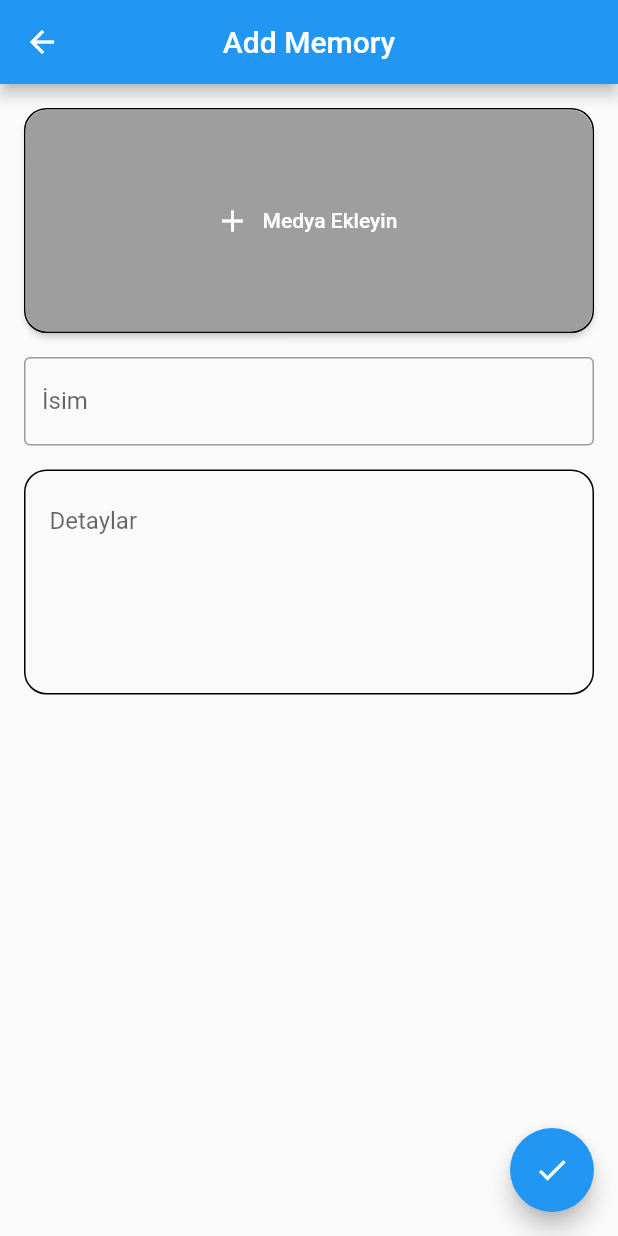
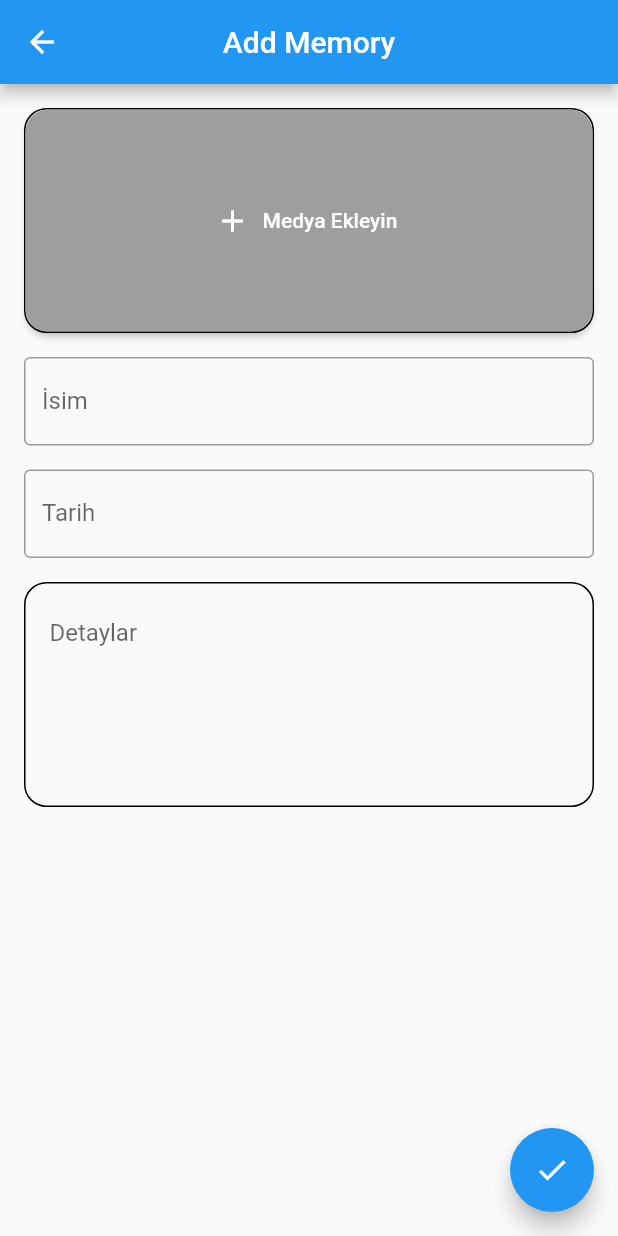
Before and after one commit to AhmetRecaiElcan/memoriesapp, a Flutter app: the MemoryPage screen opened directly, after a tap on the "check" icon, on a phone screen of 412 x 824 dp. Run offline on Flutter 3.47's test engine with Material 2 defaults, Android fonts, the phone set to English and light mode, and no system bars; our stand-ins replace image_picker, video_player; missing offline and left inert: video_thumbnail.

Commit message:
13.11.2023

```diff
--- a/lib/main.dart
+++ b/lib/main.dart
@@ -1,5 +1,4 @@
 import 'dart:io';
-import 'dart:math';
 
 import 'package:flutter/material.dart';
 import 'package:image_picker/image_picker.dart';
@@ -9,10 +8,11 @@ import 'package:video_thumbnail/video_thumbnail.dart';
 
 class Memory {
   String? name;
-  String? thumbnail; // Yeni eklenen thumbnail özelliği
+  String? thumbnail;
   String? details;
+  String? date; // Tarih kutucuğu
 
-  Memory({this.name, this.thumbnail, this.details});
+  Memory({this.name, this.thumbnail, this.details, this.date});
 }
 
 void main() {
@@ -130,7 +130,8 @@ class _MemoryPageState extends State<MemoryPage> {
   VideoPlayerController? _videoPlayerController;
   String? _videoThumbnail;
   TextEditingController _nameController = TextEditingController();
-  TextEditingController _details2Controller = TextEditingController();
+  TextEditingController _detailsController = TextEditingController();
+  TextEditingController _dateController = TextEditingController();
 
   Future _getImage(ImageSource source) async {
     final pickedFile = await picker.pickImage(source: source);
@@ -227,10 +228,11 @@ class _MemoryPageState extends State<MemoryPage> {
         name: _nameController.text,
         thumbnail:
             _videoThumbnail ?? (_imageFile != null ? _imageFile!.path : null),
-        details: _details2Controller.text,
+        details: _detailsController.text,
+        date: _dateController.text,
       );
 
-      Navigator.pop(context, newMemory); // Yeni belleği geri döndür
+      Navigator.pop(context, newMemory);
     } else {
       // Kullanıcıya isim girmesi hatırlatılabilir.
     }
@@ -311,6 +313,14 @@ class _MemoryPageState extends State<MemoryPage> {
               ),
             ),
             SizedBox(height: 16.0),
+            TextField(
+              controller: _dateController,
+              decoration: InputDecoration(
+                labelText: 'Tarih', // Elma yerine Tarih
+                border: OutlineInputBorder(),
+              ),
+            ),
+            SizedBox(height: 16.0),
             GestureDetector(
               onTap: _showNameDetailsDialog,
               child: Container(
@@ -320,7 +330,7 @@ class _MemoryPageState extends State<MemoryPage> {
                   borderRadius: BorderRadius.circular(15.0),
                 ),
                 child: TextField(
-                  controller: _details2Controller,
+                  controller: _detailsController,
                   maxLines: null,
                   decoration: InputDecoration(
                     labelText: 'Detaylar',
--- a/pubspec.yaml
+++ b/pubspec.yaml
@@ -39,6 +39,7 @@ dependencies:
   video_player: ^2.5.2
   video_thumbnail: ^0.5.3
   path_provider: ^2.0.8
+  intl: ^0.18.1
 
 
 dev_dependencies:
```
Also changed, not shown: pubspec.lock.
